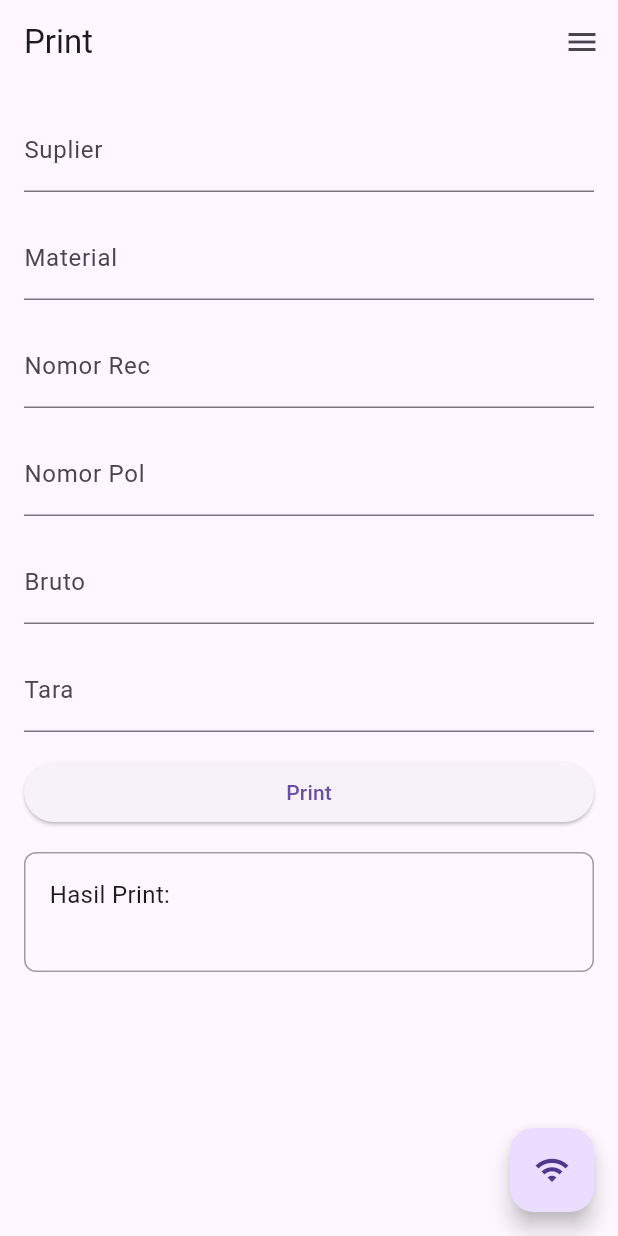
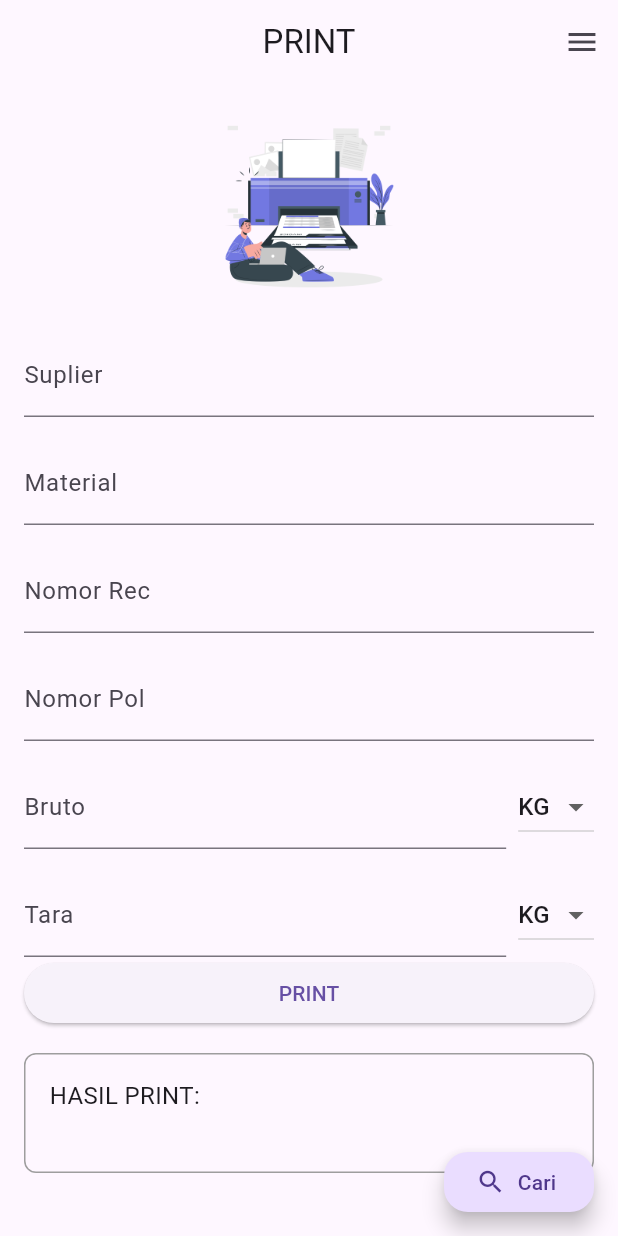
Before and after one commit to Skinnyfems/projectprint, a Flutter app: the PrintScreen screen opened directly, on a phone screen of 412 x 824 dp. Run offline on Flutter 3.47's test engine with Material 3 defaults, Android fonts, the phone set to English and light mode, and no system bars; our stand-ins replace shared_preferences; accounts and stored records are empty.

Commit message:
register modified joined, halaman invit user, visibility password dan code, random code invit user, logo halaman print, pilihan satuan berat, netto dari hasil brata dan tara.

```diff
--- a/lib/drawer.dart
+++ b/lib/drawer.dart
@@ -3,6 +3,7 @@ import 'profile_page.dart';
 import 'suplier_page.dart';
 import 'material_page.dart';
 import 'setting_page.dart';
+import 'user.dart';
 
 class AppDrawer extends StatelessWidget {
   @override
@@ -24,6 +25,7 @@ class AppDrawer extends StatelessWidget {
             ),
           ),
           buildDrawerItem(context, Icons.person, 'Profile', ProfilePage()),
+          buildDrawerItem(context, Icons.co_present, 'User', UserPage()),
           buildDrawerItem(context, Icons.business, 'Suplier', SuplierPage()),
           buildDrawerItem(context, Icons.inventory, 'Material', MaterialPag()),
           buildDrawerItem(context, Icons.settings, 'Setting', SettingPage()),
--- a/lib/login_register.dart
+++ b/lib/login_register.dart
@@ -21,7 +21,7 @@ class LoginRegisterScreen extends StatelessWidget {
   Widget build(BuildContext context) {
     return Scaffold(
       appBar: AppBar(
-        title: Text('Login/Register'),
+        title: Text('Login/Joined'),
       ),
       body: Center(
         child: Column(
@@ -35,7 +35,7 @@ class LoginRegisterScreen extends StatelessWidget {
             SizedBox(height: 16),
             ElevatedButton(
               onPressed: () => _navigateToRegister(context),
-              child: Text('Register'),
+              child: Text('Joined'),
             ),
           ],
         ),
--- a/lib/print_screen.dart
+++ b/lib/print_screen.dart
@@ -1,8 +1,9 @@
 import 'package:flutter/material.dart';
 import 'drawer.dart';
-import 'package:flutter/services.dart';
 import 'suplier_page.dart';
 import 'material_page.dart';
+import 'package:intl/intl.dart';
+import 'package:flutter/services.dart';
 
 class PrintScreen extends StatefulWidget {
   @override
@@ -26,12 +27,15 @@ class _PrintScreenState extends State<PrintScreen> {
   String selectedMaterial = '';
   String printedData = '';
 
+  String selectedWeightUnit = 'KG';
+
   @override
   Widget build(BuildContext context) {
     return Scaffold(
       key: _scaffoldKey,
       appBar: AppBar(
-        title: Text('Print'),
+        title: Text('PRINT'),
+        centerTitle: true,
         actions: [
           IconButton(
             icon: Icon(Icons.menu),
@@ -46,97 +50,158 @@ class _PrintScreenState extends State<PrintScreen> {
         child: Column(
           crossAxisAlignment: CrossAxisAlignment.stretch,
           children: [
-            TextField(
-              readOnly: true,
-              onTap: () async {
-                final result = await showSearch(
-                  context: context,
-                  delegate: _SuplierSearchDelegate(suplierList),
-                );
-                if (result != null) {
-                  setState(() {
-                    selectedSuplier = result;
-                  });
-                }
-              },
-              controller: TextEditingController(text: selectedSuplier),
-              decoration: InputDecoration(labelText: 'Suplier'),
+            _buildLogo(), // Pindahkan logo ke bawah tulisan 'PRINT'
+            SizedBox(height: 20),
+            _buildTextField(
+              'Suplier',
+              selectedSuplier,
+              _pilihSuplier,
             ),
             SizedBox(height: 16),
-            TextField(
-              readOnly: true,
-              onTap: () async {
-                final result = await showSearch(
-                  context: context,
-                  delegate: _MaterialSearchDelegate(materialList),
-                );
-                if (result != null) {
-                  setState(() {
-                    selectedMaterial = result;
-                  });
-                }
-              },
-              controller: TextEditingController(text: selectedMaterial),
-              decoration: InputDecoration(labelText: 'Material'),
+            _buildTextField(
+              'Material',
+              selectedMaterial,
+              _pilihMaterial,
             ),
             SizedBox(height: 16),
-            TextField(
+            _buildTextField(
+              'Nomor Rec',
+              noRecController.text,
+              null,
               controller: noRecController,
-              decoration: InputDecoration(labelText: 'Nomor Rec'),
             ),
             SizedBox(height: 16),
-            TextField(
+            _buildTextField(
+              'Nomor Pol',
+              noPolController.text,
+              null,
               controller: noPolController,
-              decoration: InputDecoration(labelText: 'Nomor Pol'),
             ),
             SizedBox(height: 16),
-            TextField(
-              controller: brutoController,
-              keyboardType: TextInputType.number,
-              inputFormatters: [FilteringTextInputFormatter.digitsOnly],
-              decoration: InputDecoration(labelText: 'Bruto'),
+            _buildInputBerat('Bruto', brutoController),
+            SizedBox(height: 16),
+            _buildInputBerat('Tara', taraController),
+            ElevatedButton(
+              onPressed: () {
+                cetakData();
+              },
+              child: Text('PRINT'),
             ),
             SizedBox(height: 16),
-            TextField(
-              controller: taraController,
-              keyboardType: TextInputType.number,
-              inputFormatters: [FilteringTextInputFormatter.digitsOnly],
-              decoration: InputDecoration(labelText: 'Tara'),
-            ),
-            SizedBox(height: 16),
-            ElevatedButton(
-              onPressed: () {
-                printData();
-              },
-              child: Text('Print'),
-            ),
-            SizedBox(height: 16),
-            Container(
-              padding: EdgeInsets.all(16.0),
-              decoration: BoxDecoration(
-                border: Border.all(color: Colors.grey),
-                borderRadius: BorderRadius.circular(8.0),
-              ),
-              child: Text(
-                'Hasil Print:\n$printedData',
-                style: TextStyle(fontSize: 16.0),
-              ),
-            ),
+            _buildDataTerCetak(),
           ],
         ),
       ),
-      floatingActionButton: FloatingActionButton(
-        onPressed: () {
-          _toggleConnection();
-        },
-        tooltip: 'Connect/Disconnect WiFi',
-        child: Icon(Icons.wifi),
+      floatingActionButton: SizedBox(
+        width: 100,
+        height: 40,
+        child: FloatingActionButton.extended(
+          onPressed: () {},
+          label: Text('Cari', style: TextStyle(fontSize: 14)),
+          tooltip: 'Search Wifi',
+          icon: Icon(Icons.search, size: 20),
+        ),
       ),
       endDrawer: AppDrawer(),
     );
   }
 
-  void printData() {
+  Widget _buildLogo() {
+    return Row(
+      mainAxisAlignment: MainAxisAlignment.center,
+      children: [
+        Image.asset(
+          'assets/invoices.png',
+          height: 130,
+        ),
+      ],
+    );
+  }
+
+  Widget _buildTextField(String label, String value, Function()? onTap,
+      {TextEditingController? controller}) {
+    return TextField(
+      readOnly: onTap != null,
+      onTap: onTap,
+      controller: controller ?? TextEditingController(text: value),
+      decoration: InputDecoration(labelText: label),
+    );
+  }
+
+  Widget _buildInputBerat(String label, TextEditingController controller) {
+    return Row(
+      children: [
+        Expanded(
+          child: TextField(
+            controller: controller,
+            keyboardType: TextInputType.numberWithOptions(decimal: true),
+            inputFormatters: [
+              FilteringTextInputFormatter.allow(RegExp(r'^\d+\.?\d{0,3}')),
+            ],
+            decoration: InputDecoration(
+              labelText: label,
+            ),
+          ),
+        ),
+        SizedBox(width: 8),
+        DropdownButton<String>(
+          value: selectedWeightUnit,
+          onChanged: (String? newValue) {
+            setState(() {
+              selectedWeightUnit = newValue!;
+            });
+          },
+          items: <String>['KG', 'G', 'Ton']
+              .map<DropdownMenuItem<String>>((String value) {
+            return DropdownMenuItem<String>(
+              value: value,
+              child: Text(value),
+            );
+          }).toList(),
+        ),
+      ],
+    );
+  }
+
+  Widget _buildDataTerCetak() {
+    return Container(
+      padding: EdgeInsets.all(16.0),
+      decoration: BoxDecoration(
+        border: Border.all(color: Colors.grey),
+        borderRadius: BorderRadius.circular(8.0),
+      ),
+      child: Text(
+        'HASIL PRINT:\n$printedData',
+        style: TextStyle(fontSize: 16.0),
+      ),
+    );
+  }
+
+  void _pilihSuplier() async {
+    final result = await showSearch(
+      context: context,
+      delegate: _SuplierSearchDelegate(suplierList),
+    );
+    if (result != null) {
+      setState(() {
+        selectedSuplier = result;
+      });
+    }
+  }
+
+  void _pilihMaterial() async {
+    final result = await showSearch(
+      context: context,
+      delegate: _MaterialSearchDelegate(materialList),
+    );
+    if (result != null) {
+      setState(() {
+        selectedMaterial = result;
+      });
+    }
+  }
+
+  void cetakData() {
     // Ambil data dari controller
     String suplier = selectedSuplier;
     String material = selectedMaterial;
@@ -156,13 +221,22 @@ class _PrintScreenState extends State<PrintScreen> {
       return;
     }
 
-    // Konversi bruto dan tara ke tipe integer
-    int brutoValue = int.tryParse(bruto) ?? 0;
-    int taraValue = int.tryParse(tara) ?? 0;
+    NumberFormat numberFormat = NumberFormat('#,##0.###');
+
+    double brutoValue = (numberFormat.parse(bruto) as double).toDouble();
+    double taraValue = (numberFormat.parse(tara) as double).toDouble();
+
+    double nettoValue = brutoValue - taraValue;
+
+    String weightUnit = selectedWeightUnit;
+
+    String formattedBruto = numberFormat.format(brutoValue);
+    String formattedTara = numberFormat.format(taraValue);
+    String formattedNetto = numberFormat.format(nettoValue);
 
     // Bangun data yang akan dicetak
     String printedResult =
-        'Suplier: $suplier\nMaterial: $material\nNomor Rec: $noRec\nNomor Pol: $noPol\nBruto: $brutoValue\nTara: $taraValue';
+        'Suplier: $suplier\nMaterial: $material\nNomor Rec: $noRec\nNomor Pol: $noPol\nBruto: $formattedBruto $weightUnit\nTara: $formattedTara $weightUnit\nNetto: $formattedNetto $weightUnit';
 
     // Set state untuk memperbarui data yang dicetak
     setState(() {
@@ -186,26 +260,6 @@ class _PrintScreenState extends State<PrintScreen> {
       ),
     );
   }
-
-  void _toggleConnection() {
-    if (isWiFiConnected) {
-      _disconnectFromWiFi();
-    } else {
-      _connectToWiFi();
-    }
-  }
-
-  void _connectToWiFi() {
-    setState(() {
-      isWiFiConnected = true;
-    });
-  }
-
-  void _disconnectFromWiFi() {
-    setState(() {
-      isWiFiConnected = false;
-    });
-  }
 }
 
 class _SuplierSearchDelegate extends SearchDelegate<String> {
@@ -228,7 +282,7 @@ class _SuplierSearchDelegate extends SearchDelegate<String> {
       IconButton(
         icon: Icon(Icons.search),
         onPressed: () {
-          // Perform search logic if needed
+          // Lakukan logika pencarian jika diperlukan
         },
       ),
     ];
@@ -315,7 +369,7 @@ class _MaterialSearchDelegate extends SearchDelegate<String> {
       IconButton(
         icon: Icon(Icons.search),
         onPressed: () {
-          // Perform search logic if needed
+          // Lakukan logika pencarian jika diperlukan
         },
       ),
     ];
```
Also changed, not shown: lib/register_screen.dart (+51 -7 lines), lib/service_printer.dart (added, +35 -0 lines), lib/user.dart (added, +94 -0 lines), pubspec.yaml (+9 -4 lines), assets/image.png (deleted), assets/invoices.png (added), pubspec.lock, 4 other files.
